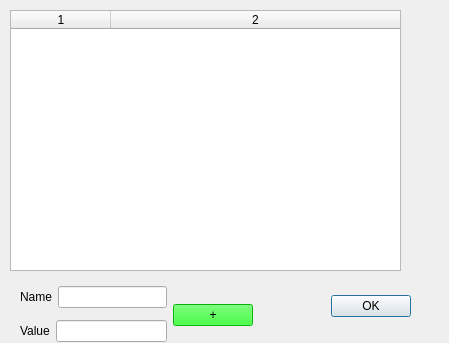
Old version of the form variableeditor.ui in the repository alexballet/LO21-UTComputer.
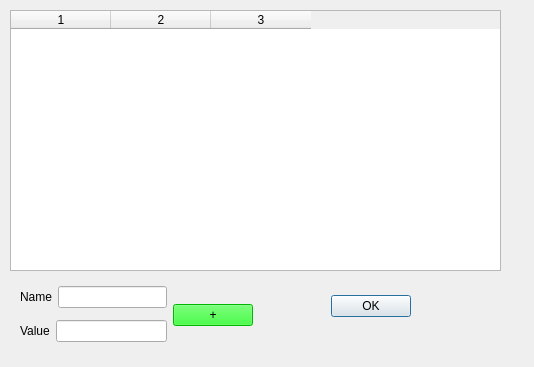
New version of the form.

Commit message: Variable delete buttons

```diff
--- a/variableeditor.ui
+++ b/variableeditor.ui
@@ -6,8 +6,8 @@
    <rect>
     <x>0</x>
     <y>0</y>
-    <width>449</width>
-    <height>343</height>
+    <width>534</width>
+    <height>367</height>
    </rect>
   </property>
   <property name="windowTitle">
@@ -34,23 +34,21 @@
     <rect>
      <x>10</x>
      <y>10</y>
-     <width>391</width>
+     <width>491</width>
      <height>261</height>
     </rect>
    </property>
    <property name="columnCount">
-    <number>2</number>
+    <number>3</number>
    </property>
    <attribute name="horizontalHeaderCascadingSectionResizes">
     <bool>false</bool>
    </attribute>
-   <attribute name="horizontalHeaderStretchLastSection">
-    <bool>true</bool>
-   </attribute>
+   <column/>
    <column/>
    <column/>
   </widget>
-  <widget class="QWidget" name="">
+  <widget class="QWidget" name="layoutWidget">
    <property name="geometry">
     <rect>
      <x>20</x>
```
The commit also changes 2 other files.
